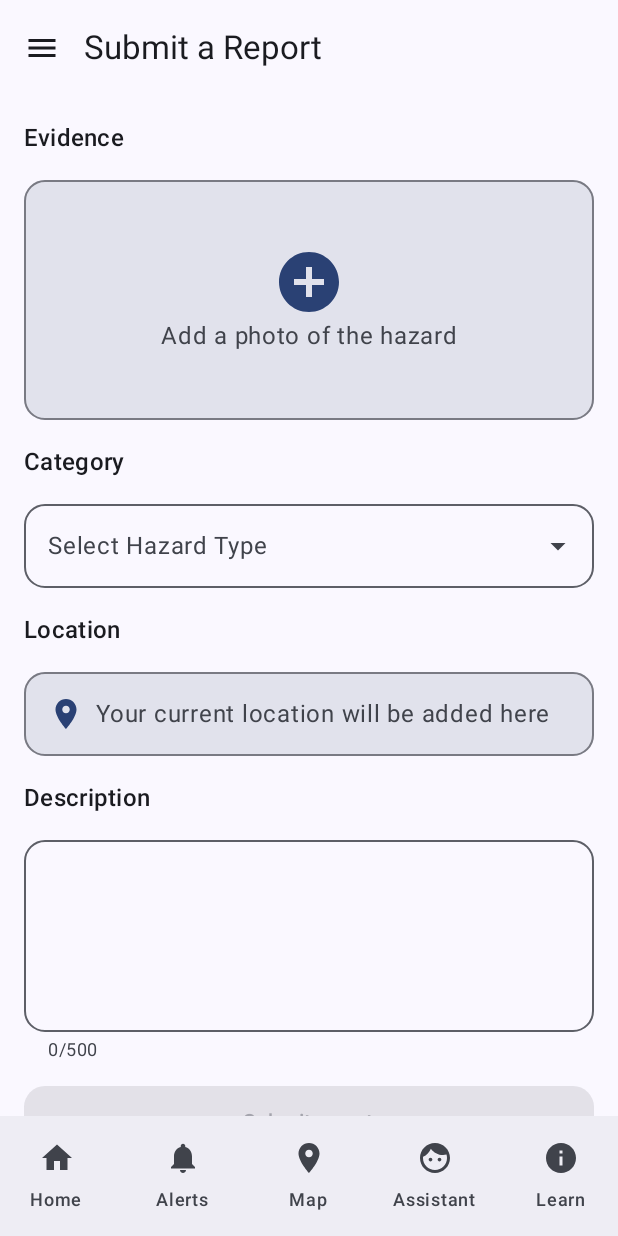
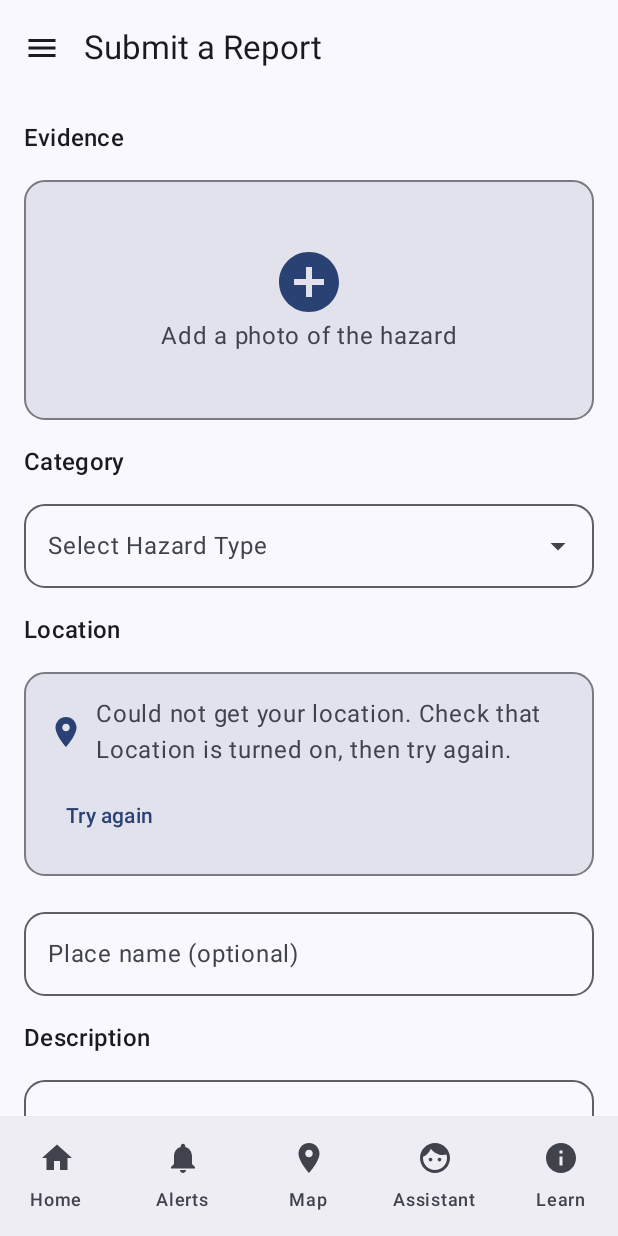
Before and after one commit to 25006833-2025/EcoAlertUM, an Android app built with Jetpack Compose: the SubmitReportScreen screen opened through its navigation route, on a phone screen of 412 x 824 dp. Run offline under Robolectric (Android 15) with nearby library versions, the light colour scheme and no system bars; our stand-ins replace Firebase (no records; nobody signed in at launch, a user with empty details on screens opened directly).

Commit message:
feat(reports): add GPS location to submit report

```diff
--- a/app/build.gradle.kts
+++ b/app/build.gradle.kts
@@ -68,4 +68,5 @@ dependencies {
     implementation(libs.kotlinx.coroutines.play.services)
     implementation(libs.kotlinx.coroutines.core)
     implementation(libs.kotlinx.serialization.json)
+    implementation(libs.play.services.location)
 }
--- a/app/src/main/AndroidManifest.xml
+++ b/app/src/main/AndroidManifest.xml
@@ -1,5 +1,7 @@
 <?xml version="1.0" encoding="utf-8"?>
 <manifest xmlns:android="http://schemas.android.com/apk/res/android">
+    <uses-permission android:name="android.permission.ACCESS_FINE_LOCATION" />
+    <uses-permission android:name="android.permission.ACCESS_COARSE_LOCATION" />
 
     <application
         android:name=".EcoAlertApplication"
--- /dev/null
+++ b/app/src/main/java/com/ecoalertum/android/map/ReportLocation.kt
@@ -0,0 +1,45 @@
+package com.ecoalertum.android.map
+
+import android.annotation.SuppressLint
+import android.content.Context
+import android.location.Geocoder
+import android.location.Location
+import com.google.android.gms.location.LocationServices
+import com.google.android.gms.location.Priority
+import com.google.android.gms.tasks.CancellationTokenSource
+import kotlinx.coroutines.CancellationException
+import kotlinx.coroutines.Dispatchers
+import kotlinx.coroutines.tasks.await
+import kotlinx.coroutines.withContext
+import java.util.Locale
+
+/** Current position, or null if the phone has no fix. Call only after location permission is granted. */
+@SuppressLint("MissingPermission")
+suspend fun readCurrentLocation(context: Context): Location? =
+    try {
+        LocationServices.getFusedLocationProviderClient(context)
+            .getCurrentLocation(Priority.PRIORITY_HIGH_ACCURACY, CancellationTokenSource().token)
+            .await()
+    } catch (e: CancellationException) {
+        throw e
+    } catch (e: Exception) {
+        null
+    }
+
+/** Best-effort street or area name for a position. Returns "" if none is found (for example offline). */
+@Suppress("DEPRECATION")
+suspend fun lookUpPlaceName(context: Context, latitude: Double, longitude: Double): String =
+    withContext(Dispatchers.IO) {
+        try {
+            if (!Geocoder.isPresent()) return@withContext ""
+            val address = Geocoder(context, Locale.getDefault())
+                .getFromLocation(latitude, longitude, 1)
+                ?.firstOrNull()
+            address?.thoroughfare
+                ?: address?.subLocality
+                ?: address?.getAddressLine(0)
+                ?: ""
+        } catch (e: Exception) {
+            ""
+        }
+    }
--- a/app/src/main/java/com/ecoalertum/android/map/SubmitReportScreen.kt
+++ b/app/src/main/java/com/ecoalertum/android/map/SubmitReportScreen.kt
@@ -1,5 +1,8 @@
 package com.ecoalertum.android.map
 
+import android.Manifest
+import android.content.Context
+import android.content.pm.PackageManager
 import android.net.Uri
 import android.widget.Toast
 import androidx.activity.compose.rememberLauncherForActivityResult
@@ -34,6 +37,7 @@ import androidx.compose.material3.MaterialTheme
 import androidx.compose.material3.OutlinedTextField
 import androidx.compose.material3.Surface
 import androidx.compose.material3.Text
+import androidx.compose.material3.TextButton
 import androidx.compose.runtime.Composable
 import androidx.compose.runtime.LaunchedEffect
 import androidx.compose.runtime.getValue
@@ -51,9 +55,11 @@ import androidx.compose.ui.platform.LocalContext
 import androidx.compose.ui.res.stringResource
 import androidx.compose.ui.tooling.preview.Preview
 import androidx.compose.ui.unit.dp
+import androidx.core.content.ContextCompat
 import com.ecoalertum.android.R
 import com.ecoalertum.android.ui.theme.EcoAlertUMTheme
 import com.google.firebase.auth.FirebaseAuth
+import com.google.firebase.firestore.GeoPoint
 import kotlinx.coroutines.Dispatchers
 import kotlinx.coroutines.launch
 import kotlinx.coroutines.withContext
@@ -63,6 +69,19 @@ private const val PREVIEW_MAX_SIDE = 800
 
 /** Design system: corner radius 14, spacing on an 8 dp grid, touch targets at least 48 dp. */
 private val CornerRadius = 14.dp
+
+private val LOCATION_PERMISSIONS = arrayOf(
+    Manifest.permission.ACCESS_FINE_LOCATION,
+    Manifest.permission.ACCESS_COARSE_LOCATION,
+)
+
+private enum class LocationStatus { Loading, Found, Unavailable, Denied }
+
+private fun hasLocationPermission(context: Context): Boolean =
+    ContextCompat.checkSelfPermission(context, Manifest.permission.ACCESS_FINE_LOCATION) ==
+            PackageManager.PERMISSION_GRANTED ||
+            ContextCompat.checkSelfPermission(context, Manifest.permission.ACCESS_COARSE_LOCATION) ==
+            PackageManager.PERMISSION_GRANTED
 
 /** Signed-in user's id. Falls back to a test id until login (FR6.1) is merged. */
 fun currentUid(): String =
@@ -77,18 +96,52 @@ fun SubmitReportScreen(
     var category by rememberSaveable { mutableStateOf<ReportCategory?>(null) }
     var description by rememberSaveable { mutableStateOf("") }
     var photoUri by rememberSaveable { mutableStateOf<Uri?>(null) }
+    var placeName by rememberSaveable { mutableStateOf("") }
     var menuOpen by remember { mutableStateOf(false) }
     var isSaving by remember { mutableStateOf(false) }
     var saveFailed by remember { mutableStateOf(false) }
     var preview by remember { mutableStateOf<ImageBitmap?>(null) }
+    var geoPoint by remember { mutableStateOf<GeoPoint?>(null) }
+    var locationStatus by remember { mutableStateOf(LocationStatus.Loading) }
 
     val context = LocalContext.current
     val scope = rememberCoroutineScope()
+
+    fun findLocation() {
+        scope.launch {
+            locationStatus = LocationStatus.Loading
+            val found = readCurrentLocation(context)
+            if (found == null) {
+                locationStatus = LocationStatus.Unavailable
+            } else {
+                geoPoint = GeoPoint(found.latitude, found.longitude)
+                locationStatus = LocationStatus.Found
+                if (placeName.isBlank()) {
+                    placeName = lookUpPlaceName(context, found.latitude, found.longitude)
+                }
+            }
+        }
+    }
+
+    val permissionLauncher = rememberLauncherForActivityResult(
+        ActivityResultContracts.RequestMultiplePermissions(),
+    ) { results ->
+        if (results.values.any { it }) findLocation() else locationStatus = LocationStatus.Denied
+    }
 
     val pickPhoto = rememberLauncherForActivityResult(
         ActivityResultContracts.PickVisualMedia(),
     ) { uri ->
         if (uri != null) photoUri = uri
+    }
+
+    // Ask for location permission (or use it if already granted) when the screen opens.
+    LaunchedEffect(Unit) {
+        if (hasLocationPermission(context)) {
+            findLocation()
+        } else {
+            permissionLauncher.launch(LOCATION_PERMISSIONS)
+        }
     }
 
     // Load a small preview whenever a photo is chosen.
@@ -103,7 +156,10 @@ fun SubmitReportScreen(
         }
     }
 
-    val canSubmit = category != null && description.isNotBlank() && !isSaving
+    val canSubmit = category != null &&
+            description.isNotBlank() &&
+            geoPoint != null &&
+            !isSaving
 
     Column(
         modifier = modifier
@@ -196,7 +252,7 @@ fun SubmitReportScreen(
             }
         }
 
-        // Location (GPS is added in the next step)
+        // Location: GPS position, plus an optional place name
         SectionLabel(R.string.reports_location)
         Surface(
             modifier = Modifier.fillMaxWidth(),
@@ -204,24 +260,78 @@ fun SubmitReportScreen(
             color = MaterialTheme.colorScheme.surfaceVariant,
             border = BorderStroke(1.dp, MaterialTheme.colorScheme.outlineVariant),
         ) {
-            Row(
+            Column(
                 modifier = Modifier
                     .fillMaxWidth()
                     .padding(16.dp),
+                verticalArrangement = Arrangement.spacedBy(8.dp),
+            ) {
+                Row(
                     verticalAlignment = Alignment.CenterVertically,
                     horizontalArrangement = Arrangement.spacedBy(8.dp),
                 ) {
+                    if (locationStatus == LocationStatus.Loading) {
+                        CircularProgressIndicator(
+                            modifier = Modifier.size(24.dp),
+                            strokeWidth = 2.dp,
+                        )
+                    } else {
                         Icon(
                             imageVector = Icons.Filled.LocationOn,
                             contentDescription = null,
                             tint = MaterialTheme.colorScheme.primary,
                         )
+                    }
+                    val point = geoPoint
                     Text(
-                    text = stringResource(R.string.reports_location_pending),
+                        text = when (locationStatus) {
+                            LocationStatus.Loading ->
+                                stringResource(R.string.reports_location_loading)
+                            LocationStatus.Found ->
+                                if (point != null) {
+                                    stringResource(
+                                        R.string.reports_location_found,
+                                        point.latitude,
+                                        point.longitude,
+                                    )
+                                } else {
+                                    ""
+                                }
+                            LocationStatus.Unavailable ->
+                                stringResource(R.string.reports_location_unavailable)
+                            LocationStatus.Denied ->
+                                stringResource(R.string.reports_location_denied)
+                        },
                         style = MaterialTheme.typography.bodyLarge,
                     )
                 }
+                if (locationStatus == LocationStatus.Unavailable ||
+                    locationStatus == LocationStatus.Denied
+                ) {
+                    TextButton(
+                        onClick = {
+                            if (hasLocationPermission(context)) {
+                                findLocation()
+                            } else {
+                                permissionLauncher.launch(LOCATION_PERMISSIONS)
                             }
+                        },
+                        modifier = Modifier.heightIn(min = 48.dp),
+                    ) {
+                        Text(stringResource(R.string.reports_location_retry))
+                    }
+                }
+            }
+        }
+        OutlinedTextField(
+            value = placeName,
+            onValueChange = { placeName = it },
+            label = { Text(stringResource(R.string.reports_place_name)) },
+            placeholder = { Text(stringResource(R.string.reports_place_name_hint)) },
+            singleLine = true,
+            shape = RoundedCornerShape(CornerRadius),
+            modifier = Modifier.fillMaxWidth(),
+        )
 
         // Description
         SectionLabel(R.string.reports_description)
@@ -261,6 +371,8 @@ fun SubmitReportScreen(
                             category = selected.key,
                             description = description.trim(),
                             photoPath = photoPath,
+                            location = geoPoint,
+                            locationLabel = placeName.trim(),
                             status = "unverified",
                         )
                         HazardReportRepository().submitReport(report)
--- a/app/src/main/res/values/strings_reports.xml
+++ b/app/src/main/res/values/strings_reports.xml
@@ -28,4 +28,11 @@
     <string name="reports_load_failed">Could not load your reports. Check your connection.</string>
     <string name="reports_photo_change">Tap the photo to change it</string>
     <string name="reports_photo_preview">Photo of the hazard</string>
+    <string name="reports_location_loading">Finding your location…</string>
+    <string name="reports_location_found">Location found: %1$.5f, %2$.5f</string>
+    <string name="reports_location_unavailable">Could not get your location. Check that Location is turned on, then try again.</string>
+    <string name="reports_location_denied">Location permission is off. Allow it in Settings, Apps, EcoAlert UM, Permissions, then try again.</string>
+    <string name="reports_location_retry">Try again</string>
+    <string name="reports_place_name">Place name (optional)</string>
+    <string name="reports_place_name_hint">For example: Faculty of Engineering</string>
 </resources>
--- a/gradle/libs.versions.toml
+++ b/gradle/libs.versions.toml
@@ -13,6 +13,7 @@ googleServices = "4.4.2"
 firebaseBom = "33.5.1"
 coroutines = "1.10.2"
 kotlinxSerializationJson = "1.9.0"
+playServicesLocation = "21.3.0"
 
 [libraries]
 androidx-core-ktx = { group = "androidx.core", name = "core-ktx", version.ref = "coreKtx" }
@@ -38,6 +39,7 @@ kotlinx-coroutines-play-services = { module = "org.jetbrains.kotlinx:kotlinx-cor
 kotlinx-coroutines-core = { module = "org.jetbrains.kotlinx:kotlinx-coroutines-core", version.ref = "coroutines" }
 kotlinx-coroutines-test = { module = "org.jetbrains.kotlinx:kotlinx-coroutines-test", version.ref = "coroutines" }
 kotlinx-serialization-json = { module = "org.jetbrains.kotlinx:kotlinx-serialization-json", version.ref = "kotlinxSerializationJson" }
+play-services-location = { group = "com.google.android.gms", name = "play-services-location", version.ref = "playServicesLocation" }
 
 [plugins]
 android-application = { id = "com.android.application", version.ref = "agp" }
```
Lines whose indentation alone changed are shown as unchanged.
